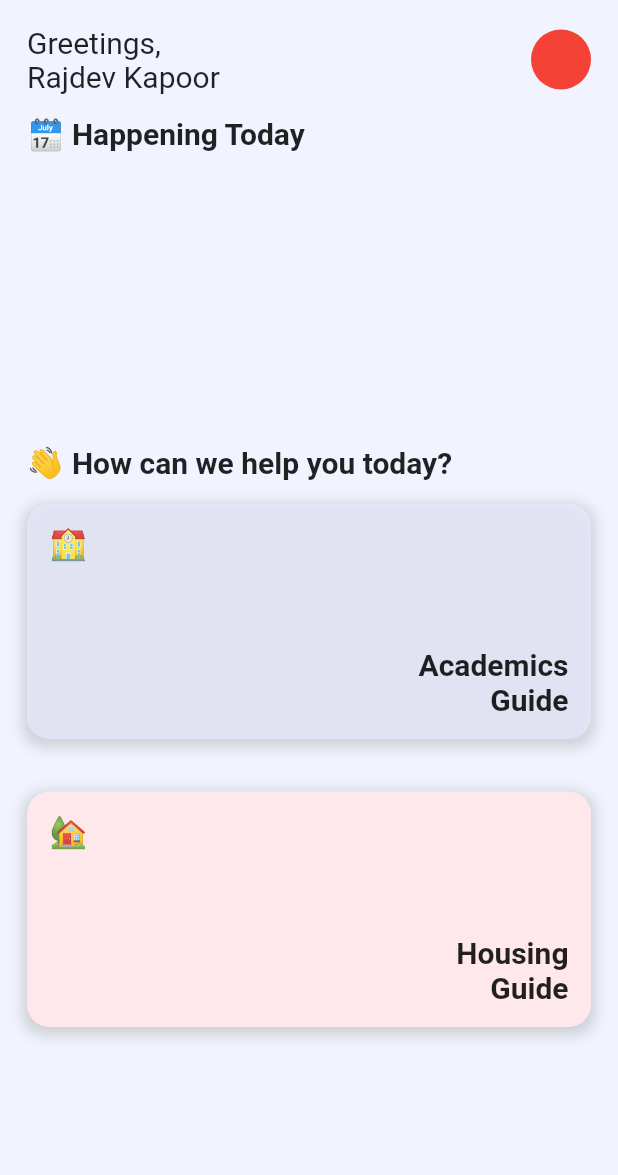
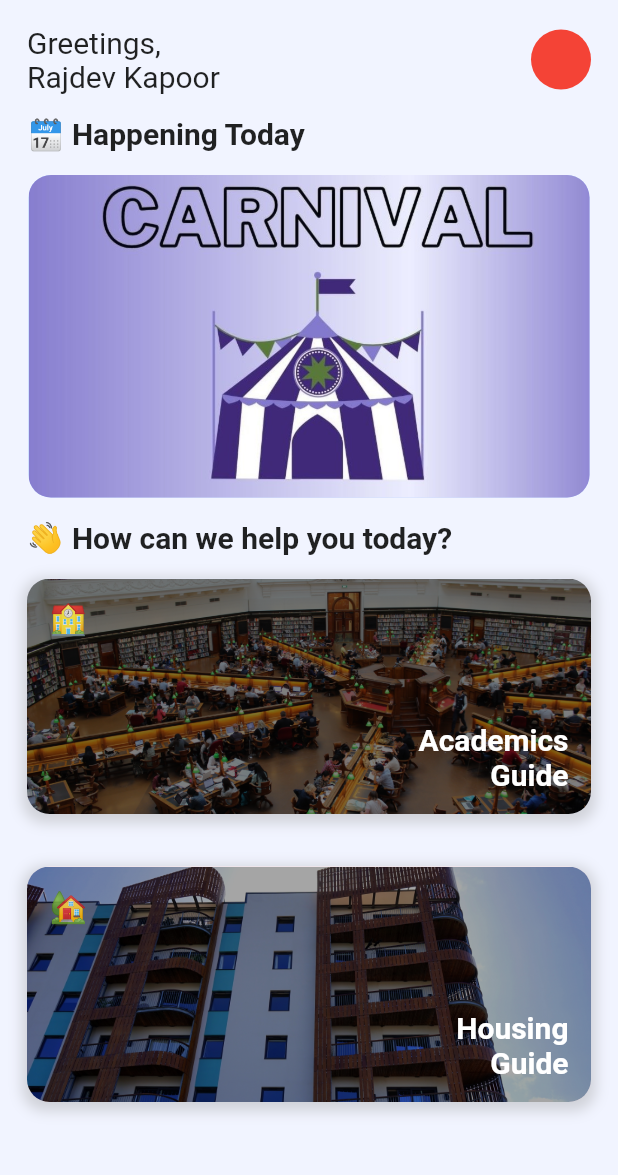
Before and after one commit to sinarest1608/sahayak, a Flutter app: the screen it shows after launch, on a phone screen of 412 x 824 dp, the part 59-1234 px from its top. Run offline on Flutter 3.47's test engine with Material 2 defaults, Android fonts, the light colour scheme and no system bars; drawn by our look-alikes of carousel_slider; our stand-ins replace cloud_firestore, firebase_auth, get, google_sign_in, octo_image; accounts and stored records are empty.

Commit message:
updated home ui

```diff
--- a/lib/app/modules/home/views/home_view.dart
+++ b/lib/app/modules/home/views/home_view.dart
@@ -12,7 +12,47 @@ class HomeView extends GetView<HomeController> {
   final controller = Get.put(HomeController());
   @override
   Widget build(BuildContext context) {
-    List<Widget> items = [];
+    List<Widget> items = [
+      Padding(
+        padding: const EdgeInsets.symmetric(horizontal: 1),
+        child: Container(
+          width: Get.width,
+          decoration: BoxDecoration(
+            borderRadius: BorderRadius.circular(15),
+            color: Color(0xff96bbff).withOpacity(0.7),
+          ),
+          child: ClipRRect(
+              borderRadius: BorderRadius.circular(15),
+              child: Image.asset('assets/image/01.jpg', fit: BoxFit.fitHeight)),
+        ),
+      ),
+      Padding(
+        padding: const EdgeInsets.symmetric(horizontal: 1),
+        child: Container(
+          width: Get.width,
+          decoration: BoxDecoration(
+            borderRadius: BorderRadius.circular(15),
+            color: Color(0xff96bbff).withOpacity(0.7),
+          ),
+          child: ClipRRect(
+              borderRadius: BorderRadius.circular(15),
+              child: Image.asset('assets/image/02.jpg', fit: BoxFit.fitHeight)),
+        ),
+      ),
+      Padding(
+        padding: const EdgeInsets.symmetric(horizontal: 1),
+        child: Container(
+          width: Get.width,
+          decoration: BoxDecoration(
+            borderRadius: BorderRadius.circular(15),
+            color: Color(0xff96bbff).withOpacity(0.7),
+          ),
+          child: ClipRRect(
+              borderRadius: BorderRadius.circular(15),
+              child: Image.asset('assets/image/03.jpg', fit: BoxFit.fitHeight)),
+        ),
+      ),
+    ];
     final CarouselController _controller = CarouselController();
     return Scaffold(
         backgroundColor: Color(0xffF1F4FF),
@@ -53,36 +93,12 @@ class HomeView extends GetView<HomeController> {
                   style: TextStyle(fontSize: 20, fontWeight: FontWeight.bold),
                 ),
               ),
-              // CarouselSlider(
-              //   options: CarouselOptions(
-              //     height: 165,
-              //     autoPlay: true,
-              //   ),
-              //   items: [1, 2, 3, 4, 5].map((i) {
-              //     return Builder(
-              //       builder: (BuildContext context) {
-              //         return Padding(
-              //           padding: const EdgeInsets.symmetric(horizontal: 1),
-              //           child: Container(
-              //             width: Get.width,
-              //             height: 165,
-              //             decoration: BoxDecoration(
-              //               borderRadius: BorderRadius.circular(15),
-              //               color: Color(0xff96bbff).withOpacity(0.7),
-              //             ),
-              //           ),
-              //         );
-              //       },
-              //     );
-              //   }).toList(),
-              // ),
-
               CarouselSlider(
                   carouselController: _controller,
                   items: items,
                   options: CarouselOptions(
-                    height: 165,
-                    aspectRatio: 2.0,
+                    height: 215,
+                    aspectRatio: 1.0,
                     viewportFraction: 1.0,
                     initialPage: 0,
                     enableInfiniteScroll: true,
@@ -123,7 +139,18 @@ class HomeView extends GetView<HomeController> {
                       ),
                     ],
                   ),
-                  child: Padding(
+                  child: Stack(
+                    children: [
+                      ClipRRect(
+                          borderRadius: BorderRadius.circular(15),
+                          child: Image.asset(
+                            'assets/image/acad.jpg',
+                            fit: BoxFit.cover,
+                            width: Get.width,
+                            color: Colors.black.withOpacity(0.5),
+                            colorBlendMode: BlendMode.darken,
+                          )),
+                      Padding(
                         padding: const EdgeInsets.all(15.0),
                         child: Column(
                           crossAxisAlignment: CrossAxisAlignment.start,
@@ -140,11 +167,15 @@ class HomeView extends GetView<HomeController> {
                                 "Academics\nGuide",
                                 textAlign: TextAlign.right,
                                 style: TextStyle(
-                                fontSize: 20, fontWeight: FontWeight.bold),
+                                    color: Colors.white,
+                                    fontSize: 20,
+                                    fontWeight: FontWeight.bold),
                               ),
                             ),
                           ],
                         ),
+                      ),
+                    ],
                   ),
                 ),
               ),
@@ -170,7 +201,18 @@ class HomeView extends GetView<HomeController> {
                       ),
                     ],
                   ),
-                  child: Padding(
+                  child: Stack(
+                    children: [
+                      ClipRRect(
+                          borderRadius: BorderRadius.circular(15),
+                          child: Image.asset(
+                            'assets/image/housing.jpg',
+                            fit: BoxFit.cover,
+                            width: Get.width,
+                            color: Colors.black.withOpacity(0.35),
+                            colorBlendMode: BlendMode.darken,
+                          )),
+                      Padding(
                         padding: const EdgeInsets.all(15.0),
                         child: Column(
                           crossAxisAlignment: CrossAxisAlignment.start,
@@ -187,11 +229,15 @@ class HomeView extends GetView<HomeController> {
                                 "Housing\nGuide",
                                 textAlign: TextAlign.right,
                                 style: TextStyle(
-                                fontSize: 20, fontWeight: FontWeight.bold),
+                                    color: Colors.white,
+                                    fontSize: 20,
+                                    fontWeight: FontWeight.bold),
                               ),
                             ),
                           ],
                         ),
+                      ),
+                    ],
                   ),
                 ),
               ),
--- a/lib/app/modules/home/views/housing_guide_view.dart
+++ b/lib/app/modules/home/views/housing_guide_view.dart
@@ -32,8 +32,12 @@ class HousingGuideView extends GetView {
             height: Get.height,
             width: Get.width,
             child: controller.res.length == 0
-                ? Container(
-                    height: 20, width: 20, child: CircularProgressIndicator())
+                ? Center(
+                    child: Container(
+                        height: 20,
+                        width: 20,
+                        child: CircularProgressIndicator()),
+                  )
                 : ListView.builder(
                     //shrinkWrap: true,
                     ///physics: ClampingScrollPhysics(),
--- a/pubspec.yaml
+++ b/pubspec.yaml
@@ -61,9 +61,8 @@ flutter:
   # the material Icons class.
   uses-material-design: true
   # To add assets to your application, add an assets section, like this:
-  # assets:
-  #   - images/a_dot_burr.jpeg
-  #   - images/a_dot_ham.jpeg
+  assets:
+    - assets/image/
   # An image asset can refer to one or more resolution-specific "variants", see
   # https://flutter.dev/assets-and-images/#resolution-aware.
   # For details regarding adding assets from package dependencies, see
```
Also changed, not shown: assets/image/01.jpg (added), assets/image/02.jpg (added), assets/image/03.jpg (added), assets/image/acad.jpg (added), assets/image/housing.jpg (added). Lines whose indentation alone changed are shown as unchanged.
